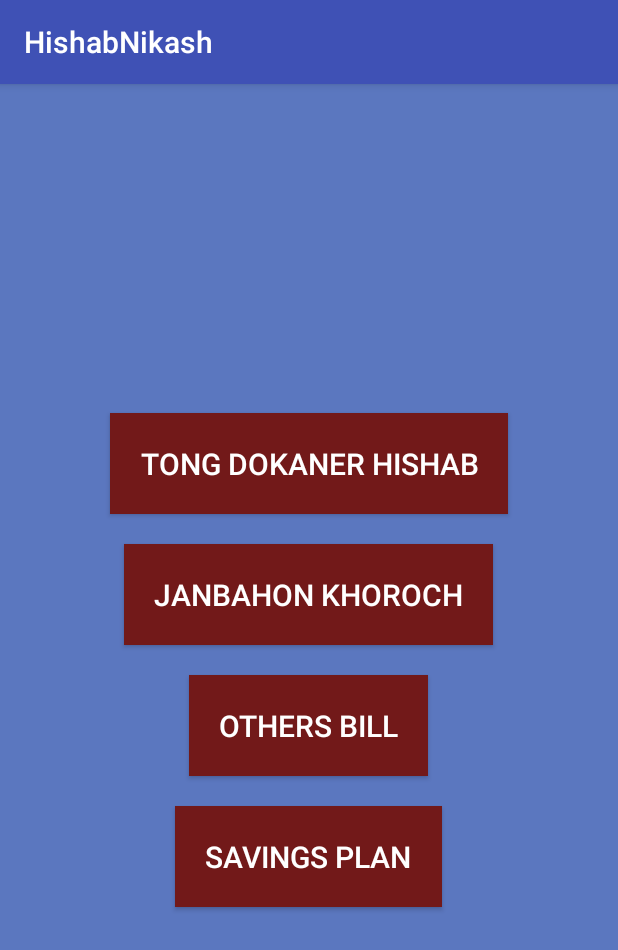
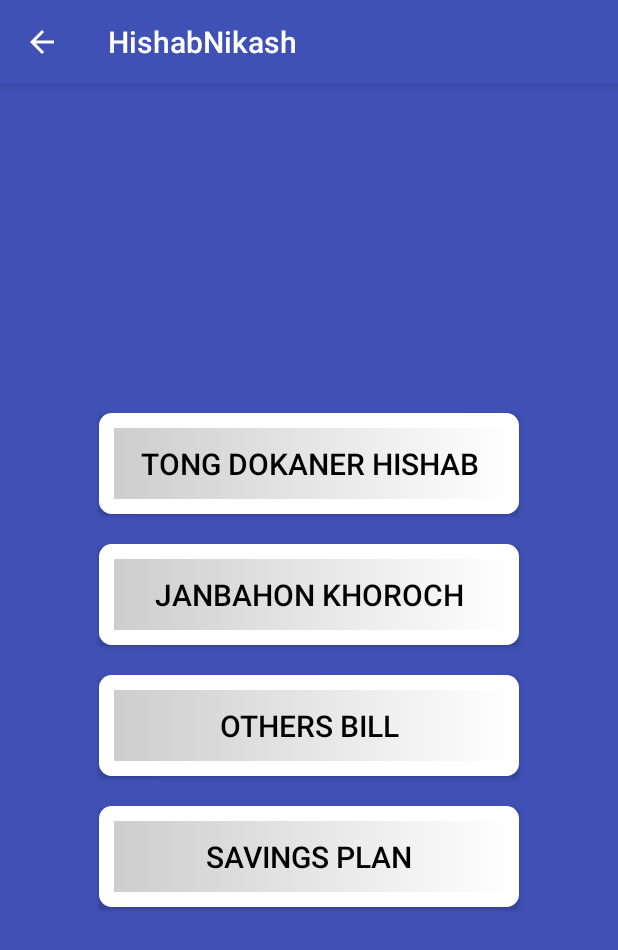
Before and after one commit to mehedisunny/hishab-nikash, an Android app: the screen it shows after launch (MainActivity), on a phone screen of 412 x 824 dp. Shown: the top 950 px of the screen. Run offline under Robolectric (Android 15) with nearby library versions, the phone set to English and light mode, and no system bars.

Commit message:
UI design modified

```diff
--- a/app/src/main/java/com/example/mehedi/hishabnikash/DbHelper.java
+++ b/app/src/main/java/com/example/mehedi/hishabnikash/DbHelper.java
@@ -220,7 +220,7 @@ public class DbHelper extends SQLiteOpenHelper {
     /*
      * this method is responsible for fetching all the results for the current month
      * @param currentMonth(int), currentYear(int)
-     * @return ArrayList<OtherCostHolder> object (cost list);
+     * @return ArrayList<TravelHistoryModel> object (cost list);
      * */
     public ArrayList<TravelHistoryModel> getTravelCostList (int currentMonth, int currentYear) {
         ArrayList<TravelHistoryModel> travelCostList = new ArrayList<>();
--- a/app/src/main/java/com/example/mehedi/hishabnikash/MainActivity.java
+++ b/app/src/main/java/com/example/mehedi/hishabnikash/MainActivity.java
@@ -1,6 +1,7 @@
 package com.example.mehedi.hishabnikash;
 
 import android.content.Intent;
+import android.support.v7.app.ActionBar;
 import android.support.v7.app.AppCompatActivity;
 import android.os.Bundle;
 import android.view.View;
@@ -15,6 +16,10 @@ public class MainActivity extends AppCompatActivity implements View.OnClickListe
         super.onCreate(savedInstanceState);
         setContentView(R.layout.activity_main);
 
+        ActionBar actionBar = getSupportActionBar();
+        if(actionBar == null)
+            actionBar = getSupportActionBar();
+        actionBar.setDisplayHomeAsUpEnabled(true);
 
         // initializing the components
         init();
--- /dev/null
+++ b/app/src/main/res/drawable/custom_btn.xml
@@ -0,0 +1,24 @@
+<?xml version="1.0" encoding="utf-8"?>
+<selector xmlns:android="http://schemas.android.com/apk/res/android" >
+    <item android:state_pressed="true" >
+        <shape android:shape="rectangle"  >
+            <corners android:radius="3dp" />
+            <stroke android:width="10dp" android:color="#fff" />
+            <gradient android:angle="-180" android:startColor="#fff" android:endColor="#fff"  />
+        </shape>
+    </item>
+    <item android:state_focused="true">
+        <shape android:shape="rectangle"  >
+            <corners android:radius="3dp" />
+            <stroke android:width="10dp" android:color="#fff" />
+            <solid android:color="#fff"/>
+        </shape>
+    </item>
+    <item >
+        <shape android:shape="rectangle"  >
+            <corners android:radius="3dp" />
+            <stroke android:width="10dp" android:color="#fff" />
+            <gradient android:angle="0" android:startColor="#ccc" android:endColor="#fff" />
+        </shape>
+    </item>
+</selector>
--- a/app/src/main/res/layout/activity_main.xml
+++ b/app/src/main/res/layout/activity_main.xml
@@ -6,55 +6,55 @@
     android:orientation="vertical"
     android:layout_height="match_parent"
     tools:context=".MainActivity"
-    android:background="#5b77bf"
+    android:background="#4150B5"
     android:gravity="center">
 
     <Button
         android:id="@+id/btn_tongDokan"
-        android:layout_width="wrap_content"
+        android:layout_width="280dp"
         android:layout_height="wrap_content"
         android:text="@string/tong_dokan"
         android:textSize="20sp"
         android:padding="20dp"
         android:layout_margin="10dp"
-        android:background="#721919"
-        android:textColor="#fff"
+        android:background="@drawable/custom_btn"
+        android:textColor="#000"
         />
 
     <Button
         android:id="@+id/btn_vehicleCost"
-        android:layout_width="wrap_content"
+        android:layout_width="280dp"
         android:layout_height="wrap_content"
         android:text="@string/vehicle_cost"
         android:textSize="20sp"
         android:padding="20dp"
         android:layout_margin="10dp"
-        android:background="#721919"
-        android:textColor="#fff"
+        android:background="@drawable/custom_btn"
+        android:textColor="#000"
         />
 
     <Button
         android:id="@+id/btn_othersCost"
-        android:layout_width="wrap_content"
+        android:layout_width="280dp"
         android:layout_height="wrap_content"
         android:text="@string/others_cost"
         android:textSize="20sp"
         android:padding="20dp"
         android:layout_margin="10dp"
-        android:background="#721919"
-        android:textColor="#fff"
+        android:background="@drawable/custom_btn"
+        android:textColor="#000"
         />
 
     <Button
         android:id="@+id/btn_savingsPlan"
-        android:layout_width="wrap_content"
+        android:layout_width="280dp"
         android:layout_height="wrap_content"
         android:text="@string/savings_bill"
         android:textSize="20sp"
         android:padding="20dp"
         android:layout_margin="10dp"
-        android:background="#721919"
-        android:textColor="#fff"
+        android:background="@drawable/custom_btn"
+        android:textColor="#000"
         />
 
 
--- a/app/src/main/res/layout/others_cost_layout.xml
+++ b/app/src/main/res/layout/others_cost_layout.xml
@@ -4,6 +4,7 @@
     android:layout_width="match_parent"
     android:layout_height="match_parent"
     android:orientation="horizontal"
+    android:background="@drawable/list_view_background"
     android:weightSum="5">
 
     <TextView
--- a/app/src/main/res/layout/saving_plan_layout.xml
+++ b/app/src/main/res/layout/saving_plan_layout.xml
@@ -4,7 +4,7 @@
     android:layout_width="match_parent"
     android:layout_height="match_parent"
     android:orientation="vertical"
-    android:background="#fff">
+    android:background="@drawable/list_view_background">
 
     <TextView
         android:id="@+id/tv_savingsHeading"
--- a/app/src/main/res/layout/travel_cost_layout.xml
+++ b/app/src/main/res/layout/travel_cost_layout.xml
@@ -4,6 +4,7 @@
     android:layout_width="match_parent"
     android:layout_height="match_parent"
     android:weightSum="10"
+    android:background="@drawable/list_view_background"
     android:orientation="horizontal">
 
     <TextView
```
Also changed, not shown: app/src/main/res/drawable/list_view_background.xml (added, +24 -0 lines), app/src/main/res/drawable/travel_btn.xml (added, +24 -0 lines), app/src/main/res/layout/activity_others_cost.xml (+6 -4 lines), app/src/main/res/layout/activity_savings_plan.xml (+9 -8 lines), app/src/main/res/layout/activity_travel.xml (+8 -6 lines).
